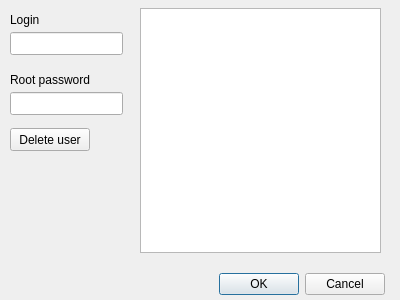
This is del_user.ui in degieusz/face_recogniction as Qt 5 draws it before an edit. The edited form follows.
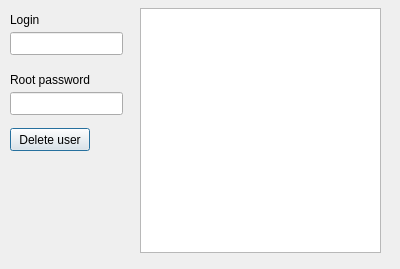
This is the edited form.

Patch:
```diff
--- a/del_user.ui
+++ b/del_user.ui
@@ -7,28 +7,12 @@
     <x>0</x>
     <y>0</y>
     <width>400</width>
-    <height>300</height>
+    <height>269</height>
    </rect>
   </property>
   <property name="windowTitle">
    <string>Delete user</string>
   </property>
-  <widget class="QDialogButtonBox" name="ok">
-   <property name="geometry">
-    <rect>
-     <x>44</x>
-     <y>268</y>
-     <width>341</width>
-     <height>32</height>
-    </rect>
-   </property>
-   <property name="orientation">
-    <enum>Qt::Horizontal</enum>
-   </property>
-   <property name="standardButtons">
-    <set>QDialogButtonBox::Cancel|QDialogButtonBox::Ok</set>
-   </property>
-  </widget>
   <widget class="QLabel" name="label">
    <property name="geometry">
     <rect>
```
Left out of the diff: 35 changed lines with no effect on the pictures.
